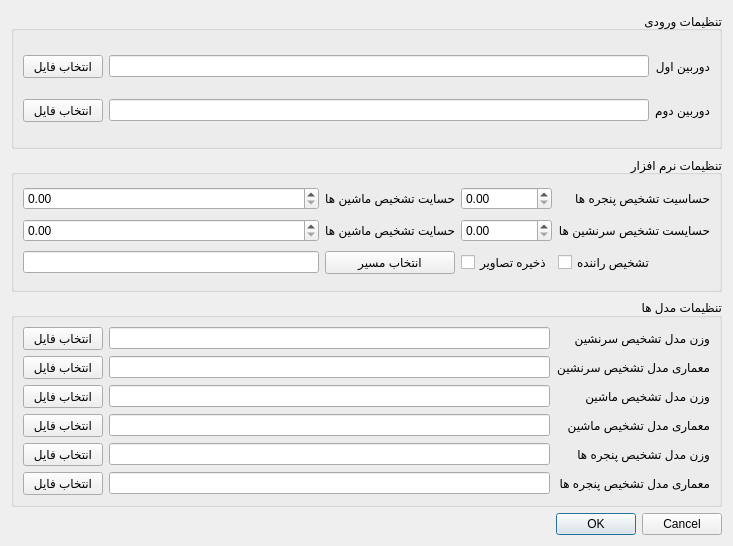
Old version of the form appsettingsdialog.ui in the repository pouya-codes/OccuptantDetector.
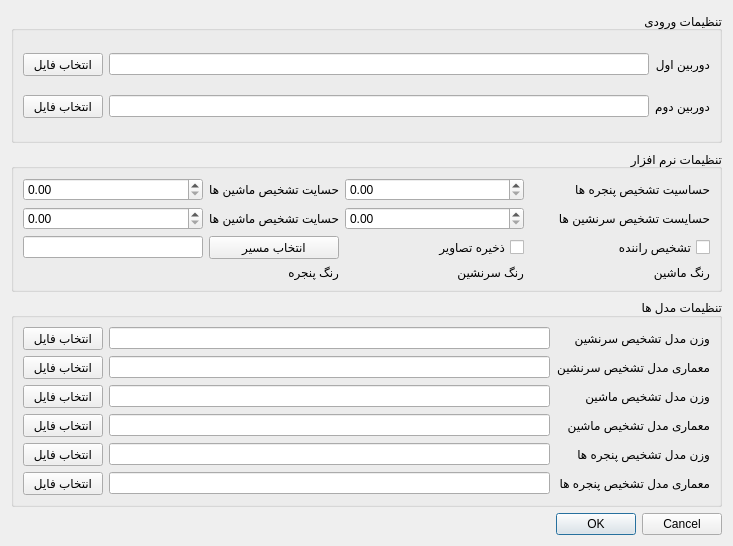
New version of the form. Custom widgets are drawn as their Qt base class.

Commit message: Added Color Selection

Diff of the .ui file:
```diff
--- a/appsettingsdialog.ui
+++ b/appsettingsdialog.ui
@@ -69,6 +69,22 @@
       <set>Qt::AlignRight|Qt::AlignTrailing|Qt::AlignVCenter</set>
      </property>
      <layout class="QGridLayout" name="gridLayout_3">
+      <item row="0" column="2">
+       <widget class="QDoubleSpinBox" name="sb_windows">
+        <property name="sizePolicy">
+         <sizepolicy hsizetype="MinimumExpanding" vsizetype="Fixed">
+          <horstretch>0</horstretch>
+          <verstretch>0</verstretch>
+         </sizepolicy>
+        </property>
+        <property name="maximum">
+         <double>1.000000000000000</double>
+        </property>
+        <property name="singleStep">
+         <double>0.050000000000000</double>
+        </property>
+       </widget>
+      </item>
       <item row="2" column="1">
        <widget class="QPushButton" name="btn_save_path">
         <property name="text">
@@ -76,16 +92,6 @@
         </property>
        </widget>
       </item>
-      <item row="0" column="2">
-       <widget class="QDoubleSpinBox" name="sb_windows">
-        <property name="maximum">
-         <double>1.000000000000000</double>
-        </property>
-        <property name="singleStep">
-         <double>0.050000000000000</double>
-        </property>
-       </widget>
-      </item>
       <item row="1" column="1">
        <widget class="QLabel" name="label_11">
         <property name="text">
@@ -95,6 +101,9 @@
       </item>
       <item row="2" column="2">
        <widget class="QCheckBox" name="cb_save_videos">
+        <property name="layoutDirection">
+         <enum>Qt::RightToLeft</enum>
+        </property>
         <property name="text">
          <string>ذخیره تصاویر</string>
         </property>
@@ -102,6 +111,12 @@
       </item>
       <item row="0" column="0">
        <widget class="QDoubleSpinBox" name="sb_car_tiny">
+        <property name="sizePolicy">
+         <sizepolicy hsizetype="MinimumExpanding" vsizetype="Fixed">
+          <horstretch>0</horstretch>
+          <verstretch>0</verstretch>
+         </sizepolicy>
+        </property>
         <property name="maximum">
          <double>1.000000000000000</double>
         </property>
@@ -149,6 +164,9 @@
       </item>
       <item row="2" column="3">
        <widget class="QCheckBox" name="cb_driver_detection">
+        <property name="layoutDirection">
+         <enum>Qt::RightToLeft</enum>
+        </property>
         <property name="text">
          <string>تشخیص راننده</string>
         </property>
@@ -156,11 +174,110 @@
       </item>
       <item row="0" column="3">
        <widget class="QLabel" name="label_10">
+        <property name="sizePolicy">
+         <sizepolicy hsizetype="MinimumExpanding" vsizetype="Preferred">
+          <horstretch>0</horstretch>
+          <verstretch>0</verstretch>
+         </sizepolicy>
+        </property>
         <property name="text">
          <string>حساسیت تشخیص پنجره ها</string>
         </property>
        </widget>
       </item>
+      <item row="3" column="3">
+       <layout class="QHBoxLayout" name="horizontalLayout">
+        <item>
+         <widget class="ClickableLabel" name="label_color_car">
+          <property name="sizePolicy">
+           <sizepolicy hsizetype="Fixed" vsizetype="Preferred">
+            <horstretch>50</horstretch>
+            <verstretch>50</verstretch>
+           </sizepolicy>
+          </property>
+          <property name="minimumSize">
+           <size>
+            <width>50</width>
+            <height>0</height>
+           </size>
+          </property>
+          <property name="text">
+           <string>            </string>
+          </property>
+         </widget>
+        </item>
+        <item>
+         <widget class="QLabel" name="label_14">
+          <property name="text">
+           <string>رنگ ماشین</string>
+          </property>
+         </widget>
+        </item>
+       </layout>
+      </item>
+      <item row="3" column="2">
+       <layout class="QHBoxLayout" name="horizontalLayout_2">
+        <item>
+         <widget class="ClickableLabel" name="label_color_occupant">
+          <property name="sizePolicy">
+           <sizepolicy hsizetype="Fixed" vsizetype="Preferred">
+            <horstretch>0</horstretch>
+            <verstretch>0</verstretch>
+           </sizepolicy>
+          </property>
+          <property name="minimumSize">
+           <size>
+            <width>50</width>
+            <height>0</height>
+           </size>
+          </property>
+          <property name="text">
+           <string>            </string>
+          </property>
+         </widget>
+        </item>
+        <item>
+         <widget class="QLabel" name="label_16">
+          <property name="text">
+           <string>رنگ سرنشین</string>
+          </property>
+         </widget>
+        </item>
+       </layout>
+      </item>
+      <item row="3" column="1">
+       <layout class="QHBoxLayout" name="horizontalLayout_3">
+        <item>
+         <widget class="ClickableLabel" name="label_color_window">
+          <property name="sizePolicy">
+           <sizepolicy hsizetype="Fixed" vsizetype="Preferred">
+            <horstretch>0</horstretch>
+            <verstretch>0</verstretch>
+           </sizepolicy>
+          </property>
+          <property name="minimumSize">
+           <size>
+            <width>50</width>
+            <height>0</height>
+           </size>
+          </property>
+          <property name="text">
+           <string>            </string>
+          </property>
+         </widget>
+        </item>
+        <item>
+         <widget class="QLabel" name="label_17">
+          <property name="text">
+           <string>رنگ پنجره</string>
+          </property>
+         </widget>
+        </item>
+       </layout>
+      </item>
+      <item row="3" column="0">
+       <layout class="QHBoxLayout" name="horizontalLayout_4"/>
+      </item>
      </layout>
     </widget>
    </item>
@@ -296,6 +413,13 @@
    </item>
   </layout>
  </widget>
+ <customwidgets>
+  <customwidget>
+   <class>ClickableLabel</class>
+   <extends>QLabel</extends>
+   <header>clickablelabel.h</header>
+  </customwidget>
+ </customwidgets>
  <resources/>
  <connections>
   <connection>
```
The commit also changes 11 other files.
